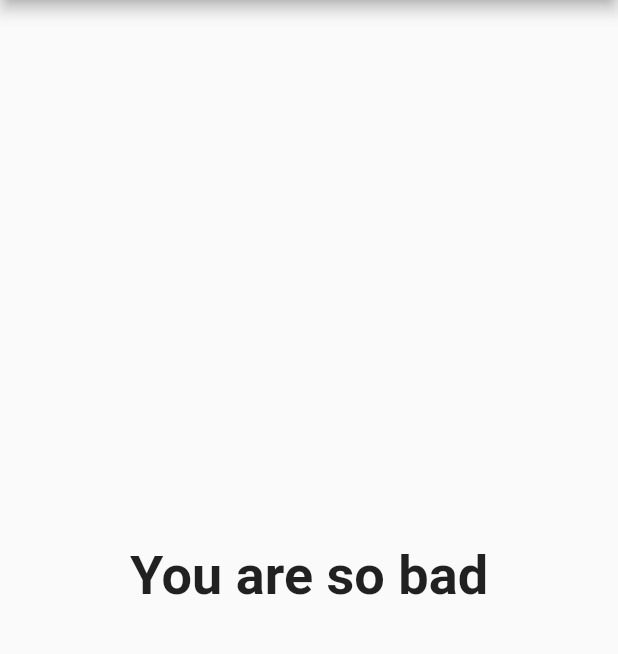
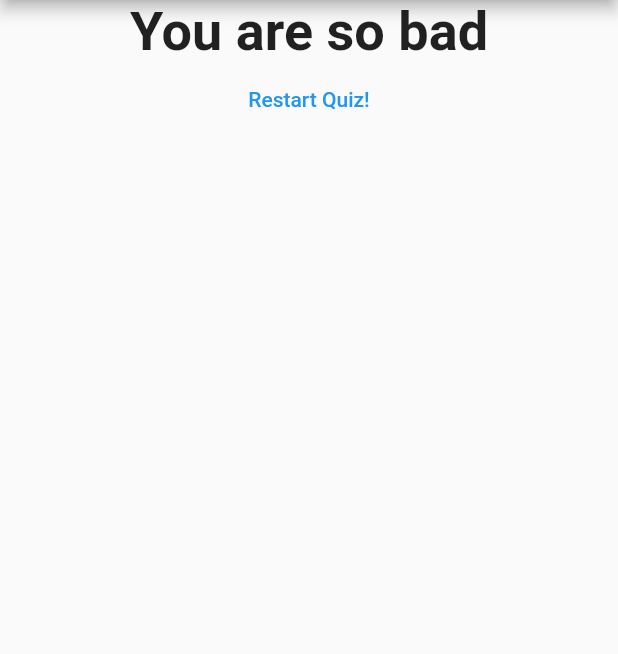
Before and after one commit to gramme01/flutter_course, a Flutter app: the screen it shows after launch, after a tap on "Black", after a tap on "Snake", after a tap on "Traversy", on a phone screen of 412 x 824 dp, the part 84-738 px from its top. Run offline on Flutter 3.47's test engine with Material 2 defaults, Android fonts, the phone set to English and light mode, and no system bars.

Commit message:
C02 Resetting the quiz

```diff
--- a/lib/main.dart
+++ b/lib/main.dart
@@ -49,6 +49,13 @@ class _MyAppState extends State<MyApp> {
   var _questionIndex = 0;
   var _totalScore = 0;
 
+  void _resetQuiz() {
+    setState(() {
+      _questionIndex = 0;
+      _totalScore = 0;
+    });
+  }
+
   void _answerQuestion(int score) {
     _totalScore += score;
     setState(() {
@@ -75,7 +82,7 @@ class _MyAppState extends State<MyApp> {
                 questionIndex: _questionIndex,
                 questions: _questions,
               )
-            : Result(_totalScore),
+            : Result(_totalScore, _resetQuiz),
       ),
     );
   }
--- a/lib/result.dart
+++ b/lib/result.dart
@@ -2,13 +2,14 @@ import 'package:flutter/material.dart';
 
 class Result extends StatelessWidget {
   final int resultScore;
+  final Function resetHandler;
 
-  Result(this.resultScore);
+  Result(this.resultScore, this.resetHandler);
 
   String get resultPhrase {
     String resultText;
     if (resultScore <= 8) {
-      resultText = 'You are awesome and Innocent';
+      resultText = 'You are awesome and Innocent!';
     } else if (resultScore <= 12) {
       resultText = 'Pretty likeable!';
     } else if (resultScore <= 16) {
@@ -22,10 +23,19 @@ class Result extends StatelessWidget {
   @override
   Widget build(BuildContext context) {
     return Center(
-      child: Text(
-        resultPhrase,
-        style: TextStyle(fontSize: 36, fontWeight: FontWeight.bold),
-        textAlign: TextAlign.center,
+      child: Column(
+        children: <Widget>[
+          Text(
+            resultPhrase,
+            style: TextStyle(fontSize: 36, fontWeight: FontWeight.bold),
+            textAlign: TextAlign.center,
+          ),
+          FlatButton(
+            textColor: Colors.blue,
+            child: Text('Restart Quiz!'),
+            onPressed: resetHandler,
+          )
+        ],
       ),
     );
   }
```
